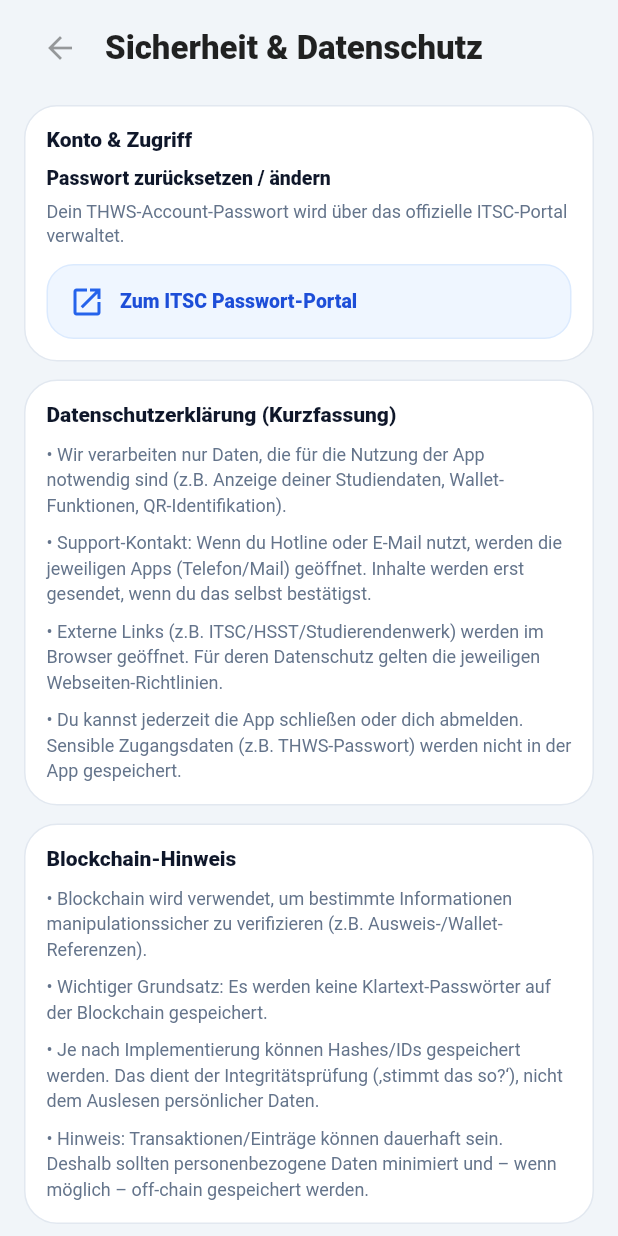
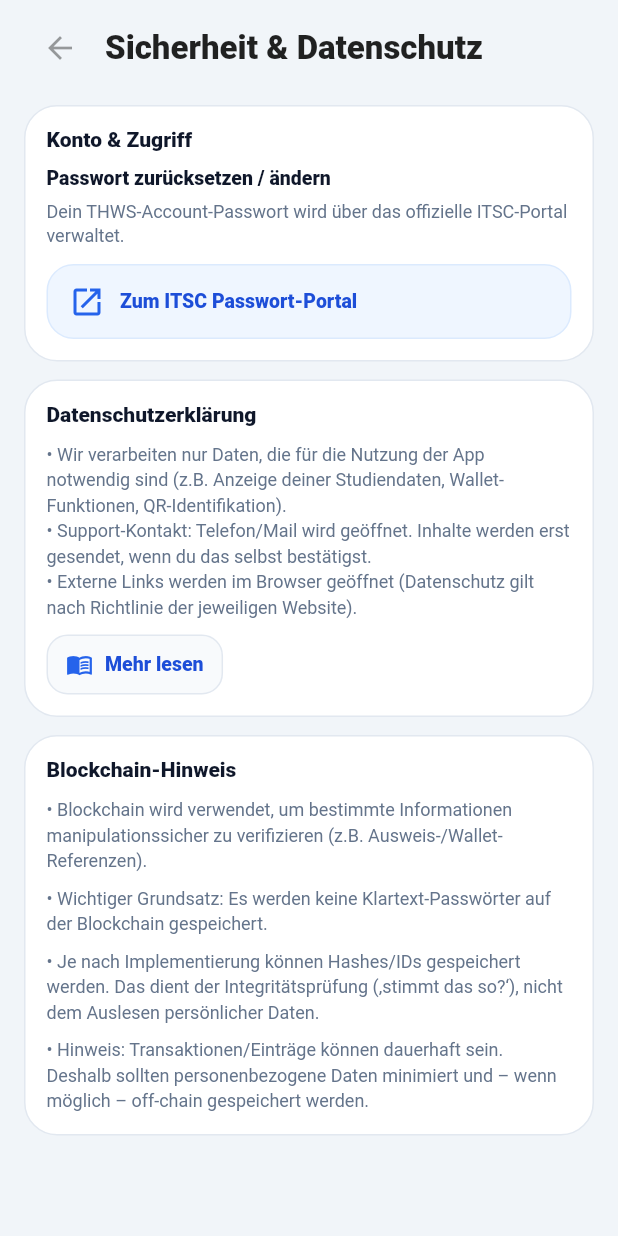
Before and after one commit to UmutVci/thws-utility-token-system, a Flutter app: the SecurityPrivacyScreen widget shown alone on an empty page, opened directly, on a phone screen of 412 x 824 dp. Run offline on Flutter 3.47's test engine with Material 3 defaults, Android fonts, the phone set to English and light mode, and no system bars; our stand-ins replace qr_flutter.

Commit message:
Add Security & Privacy functionality to Profile screen with preview and full text

```diff
--- a/lib/screens/profile/security_privacy_screen.dart
+++ b/lib/screens/profile/security_privacy_screen.dart
@@ -7,6 +7,47 @@
 
   static const String _pwUrl =
       'https://itsc.thws.de/fuer-studierende/kennwort-aendern/';
+
+  // ✅ Preview (kurz)
+  static const String _privacyPreviewText = '''
+• Wir verarbeiten nur Daten, die für die Nutzung der App notwendig sind (z.B. Anzeige deiner Studiendaten, Wallet-Funktionen, QR-Identifikation).
+• Support-Kontakt: Telefon/Mail wird geöffnet. Inhalte werden erst gesendet, wenn du das selbst bestätigst.
+• Externe Links werden im Browser geöffnet (Datenschutz gilt nach Richtlinie der jeweiligen Website).
+''';
+
+  // ✅ Volltext (hier kannst du später den echten Text einfügen oder aus Assets laden)
+  static const String _privacyFullText = '''
+Datenschutzerklärung
+
+1. Verantwortlicher
+Technische Hochschule Würzburg-Schweinfurt (THWS)
+[Adresse / Kontakt / Datenschutzbeauftragter]
+
+2. Zweck der Verarbeitung
+Wir verarbeiten personenbezogene Daten ausschließlich, soweit dies für die Nutzung der App erforderlich ist (z.B. Anzeige von Studiendaten, QR-Identifikation, Wallet-Funktionen).
+
+3. Verarbeitete Datenkategorien
+- Identitäts-/Studiendaten (z.B. Name, Matrikelnummer, Studiengang) zur Darstellung innerhalb der App
+- App-interne technische Daten (z.B. Fehlerdiagnose), sofern vorgesehen/aktiviert
+
+4. Support & Kontakt
+Wenn du Hotline oder E-Mail nutzt, öffnen wir die jeweilige App (Telefon/Mail). Inhalte werden erst gesendet, wenn du dies selbst bestätigst.
+
+5. Externe Links
+Links (z.B. ITSC/HSST/Studierendenwerk) werden im Browser geöffnet. Für den Datenschutz gelten die Richtlinien der jeweiligen Website.
+
+6. Speicherung von Zugangsdaten
+Sensible Zugangsdaten (z.B. THWS-Passwort) werden nicht in der App gespeichert.
+
+7. Blockchain-Hinweis
+Blockchain kann genutzt werden, um Informationen manipulationssicher zu verifizieren (z.B. Referenzen/Hashes). Es werden keine Klartext-Passwörter auf der Blockchain gespeichert. Transaktionen/Einträge können dauerhaft sein. Daher sollten personenbezogene Daten minimiert und – wenn möglich – off-chain gespeichert werden.
+
+8. Rechte der betroffenen Personen
+Du hast nach Maßgabe der gesetzlichen Vorschriften Rechte auf Auskunft, Berichtigung, Löschung, Einschränkung der Verarbeitung, Widerspruch und Datenübertragbarkeit.
+
+9. Stand
+[Datum]
+''';
 
   @override
   Widget build(BuildContext context) {
@@ -50,7 +91,11 @@
                     const Text(
                       'Dein THWS-Account-Passwort wird über das offizielle ITSC-Portal verwaltet.',
                       textAlign: TextAlign.left,
-                      style: TextStyle(fontSize: 12, color: Color(0xFF64748B), height: 1.35),
+                      style: TextStyle(
+                        fontSize: 12,
+                        color: Color(0xFF64748B),
+                        height: 1.35,
+                      ),
                     ),
                     const SizedBox(height: 12),
                     _PrimaryButton(
@@ -64,16 +109,20 @@
 
               const SizedBox(height: 12),
 
+              // ✅ Datenschutz: ohne "(Kurzfassung)" + Preview + Mehr lesen
               _SectionCard(
-                title: 'Datenschutzerklärung (Kurzfassung)',
-                child: const _PrivacyText(),
+                title: 'Datenschutzerklärung',
+                child: _PrivacyPreview(
+                  previewText: _privacyPreviewText,
+                  onMore: () => _showPrivacyPolicy(context),
+                ),
               ),
 
               const SizedBox(height: 12),
 
-              _SectionCard(
+              const _SectionCard(
                 title: 'Blockchain-Hinweis',
-                child: const _BlockchainText(),
+                child: _BlockchainText(),
               ),
             ],
           ),
@@ -85,6 +134,79 @@
   static Future<void> _open(String raw) async {
     final uri = Uri.parse(raw);
     await launchUrl(uri, mode: LaunchMode.platformDefault);
+  }
+
+  // ✅ BottomSheet mit Volltext öffnen
+  static void _showPrivacyPolicy(BuildContext context) {
+    showModalBottomSheet(
+      context: context,
+      isScrollControlled: true,
+      backgroundColor: Colors.transparent,
+      builder: (_) {
+        return DraggableScrollableSheet(
+          initialChildSize: 0.85,
+          minChildSize: 0.55,
+          maxChildSize: 0.95,
+          builder: (context, scrollController) {
+            return Container(
+              decoration: const BoxDecoration(
+                color: Colors.white,
+                borderRadius: BorderRadius.vertical(top: Radius.circular(22)),
+              ),
+              child: Column(
+                children: [
+                  const SizedBox(height: 10),
+                  Container(
+                    width: 44,
+                    height: 5,
+                    decoration: BoxDecoration(
+                      color: const Color(0xFFE2E8F0),
+                      borderRadius: BorderRadius.circular(999),
+                    ),
+                  ),
+                  Padding(
+                    padding: const EdgeInsets.fromLTRB(16, 14, 8, 8),
+                    child: Row(
+                      children: [
+                        const Expanded(
+                          child: Text(
+                            'Datenschutzerklärung',
+                            style: TextStyle(
+                              fontSize: 18,
+                              fontWeight: FontWeight.w800,
+                              color: Color(0xFF0F172A),
+                            ),
+                          ),
+                        ),
+                        IconButton(
+                          onPressed: () => Navigator.pop(context),
+                          icon: const Icon(Icons.close),
+                        ),
+                      ],
+                    ),
+                  ),
+                  const Divider(height: 1),
+                  Expanded(
+                    child: SingleChildScrollView(
+                      controller: scrollController,
+                      padding: const EdgeInsets.fromLTRB(16, 14, 16, 24),
+                      child: const Text(
+                        _privacyFullText,
+                        style: TextStyle(
+                          fontSize: 12,
+                          color: Color(0xFF334155),
+                          height: 1.45,
+                        ),
+                      ),
+                    ),
+                  ),
+                ],
+              ),
+            );
+          },
+        );
+      },
+    );
   }
 }
 
@@ -168,47 +290,56 @@
   }
 }
 
-class _PrivacyText extends StatelessWidget {
-  const _PrivacyText();
+// ✅ Preview + Mehr lesen
+class _PrivacyPreview extends StatelessWidget {
+  final String previewText;
+  final VoidCallback onMore;
+
+  const _PrivacyPreview({
+    required this.previewText,
+    required this.onMore,
+  });
 
   @override
   Widget build(BuildContext context) {
-    return const Column(
+    return Column(
       crossAxisAlignment: CrossAxisAlignment.start,
       children: [
-        Align(
-          alignment: Alignment.centerLeft,
-          child: Text(
-            '• Wir verarbeiten nur Daten, die für die Nutzung der App notwendig sind (z.B. Anzeige deiner Studiendaten, Wallet-Funktionen, QR-Identifikation).',
-            textAlign: TextAlign.left,
-            style: TextStyle(fontSize: 12, color: Color(0xFF64748B), height: 1.4),
+        Text(
+          previewText.trim(),
+          textAlign: TextAlign.left,
+          style: const TextStyle(
+            fontSize: 12,
+            color: Color(0xFF64748B),
+            height: 1.4,
           ),
         ),
-        SizedBox(height: 8),
-        Align(
-          alignment: Alignment.centerLeft,
-          child: Text(
-            '• Support-Kontakt: Wenn du Hotline oder E-Mail nutzt, werden die jeweiligen Apps (Telefon/Mail) geöffnet. Inhalte werden erst gesendet, wenn du das selbst bestätigst.',
-            textAlign: TextAlign.left,
-            style: TextStyle(fontSize: 12, color: Color(0xFF64748B), height: 1.4),
-          ),
-        ),
-        SizedBox(height: 8),
-        Align(
-          alignment: Alignment.centerLeft,
-          child: Text(
-            '• Externe Links (z.B. ITSC/HSST/Studierendenwerk) werden im Browser geöffnet. Für deren Datenschutz gelten die jeweiligen Webseiten-Richtlinien.',
-            textAlign: TextAlign.left,
-            style: TextStyle(fontSize: 12, color: Color(0xFF64748B), height: 1.4),
-          ),
-        ),
-        SizedBox(height: 8),
-        Align(
-          alignment: Alignment.centerLeft,
-          child: Text(
-            '• Du kannst jederzeit die App schließen oder dich abmelden. Sensible Zugangsdaten (z.B. THWS-Passwort) werden nicht in der App gespeichert.',
-            textAlign: TextAlign.left,
-            style: TextStyle(fontSize: 12, color: Color(0xFF64748B), height: 1.4),
+        const SizedBox(height: 10),
+        InkWell(
+          onTap: onMore,
+          borderRadius: BorderRadius.circular(14),
+          child: Container(
+            padding: const EdgeInsets.symmetric(horizontal: 12, vertical: 10),
+            decoration: BoxDecoration(
+              color: const Color(0xFFF8FAFC),
+              borderRadius: BorderRadius.circular(14),
+              border: Border.all(color: const Color(0xFFE2E8F0)),
+            ),
+            child: const Row(
+              mainAxisSize: MainAxisSize.min,
+              children: [
+                Icon(Icons.menu_book_outlined, size: 18, color: Color(0xFF2563EB)),
+                SizedBox(width: 8),
+                Text(
+                  'Mehr lesen',
+                  style: TextStyle(
+                    fontSize: 13,
+                    fontWeight: FontWeight.w800,
+                    color: Color(0xFF1D4ED8),
+                  ),
+                ),
+              ],
+            ),
           ),
         ),
       ],
```
Also changed, not shown: lib/screens/profile/profile_screen.dart (+28 -11 lines).
